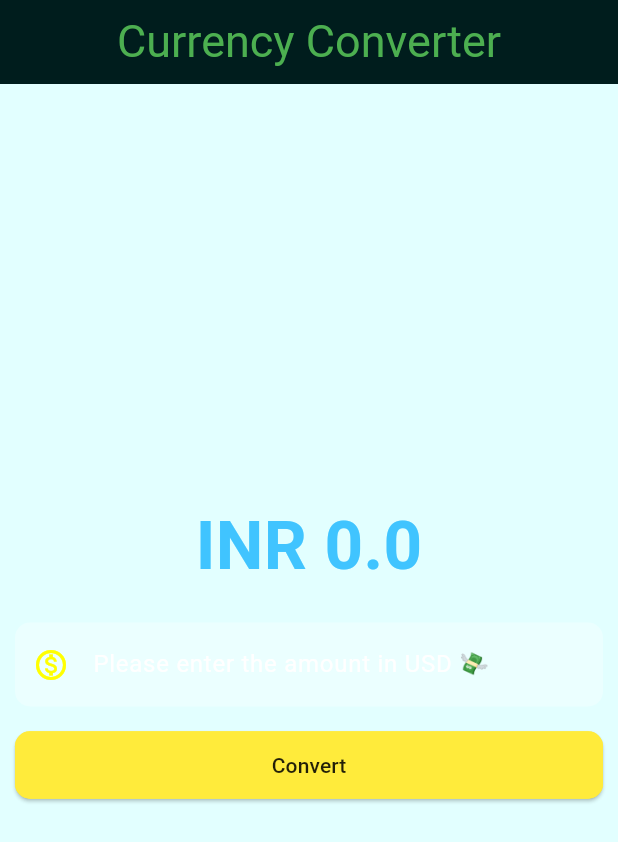
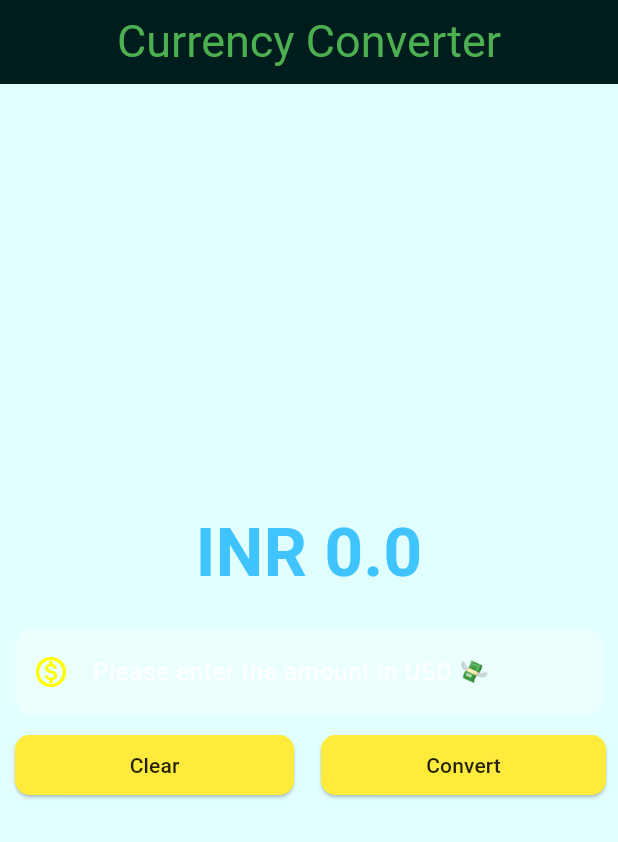
Before and after one commit to Akshit2807/Currency-convertor, a Flutter app: the screen it shows after launch, on a phone screen of 412 x 824 dp. Shown: the top 842 px of the screen. Run offline on Flutter 3.47's test engine with Material 3 defaults, Android fonts, the phone set to English and light mode, and no system bars.

Commit message:
added clear button

```diff
--- a/lib/pages/Currency_converter_home_page.dart
+++ b/lib/pages/Currency_converter_home_page.dart
@@ -17,7 +17,6 @@ class _Currencyconvertermaterialpage
   // }
   @override
   Widget build(BuildContext context) {
-    print('built fn');
     const border = OutlineInputBorder(
       borderSide: BorderSide(
         width: 2.0,
@@ -87,9 +86,41 @@ class _Currencyconvertermaterialpage
                 keyboardType: const TextInputType.numberWithOptions(decimal: true),
               ),
             ),
+
+
             //------------------Convert Button-------------------------//
-            Padding(
-              padding: const EdgeInsets.symmetric(horizontal: 10.0,vertical: 15),
+            Row(
+              mainAxisAlignment: MainAxisAlignment.spaceEvenly,
+              children: [
+
+                //...........clear.............//
+
+                Expanded(child: Padding(
+                  padding: const EdgeInsets.all(10.0),
+                  child: ElevatedButton(
+                    onPressed: (){
+                      setState(() {
+                        result = 0;
+                      });
+                    },
+                    style: ElevatedButton.styleFrom(
+                      backgroundColor: (Colors.yellow),
+                      foregroundColor: (Colors.black87),
+                      // fixedSize: const Size(double.maxFinite, 40),
+                      shape: RoundedRectangleBorder(
+                        side: const BorderSide(color: Colors.yellow),
+                        borderRadius: BorderRadius.circular(10),
+                      ),
+                    ),
+                    child: const Text('Clear'),
+                  ),
+                )
+                ),
+
+                //...........convert.............//
+
+                Expanded(child:Padding(
+                  padding: const EdgeInsets.all(8.0),
                   child: ElevatedButton(
                     onPressed: (){
                       setState(() {
@@ -99,7 +130,7 @@ class _Currencyconvertermaterialpage
                     style: ElevatedButton.styleFrom(
                       backgroundColor: (Colors.yellow),
                       foregroundColor: (Colors.black87),
-                  minimumSize: const Size(double.infinity, 45),
+                      // fixedSize: const Size(double.maxFinite, 40),
                       shape: RoundedRectangleBorder(
                         side: const BorderSide(color: Colors.yellow),
                         borderRadius: BorderRadius.circular(10),
@@ -107,6 +138,10 @@ class _Currencyconvertermaterialpage
                     ),
                     child: const Text('Convert'),
                   ),
+                ),
+                ),
+
+              ],
             ),
 
           ],
```
Lines whose indentation alone changed are shown as unchanged.
